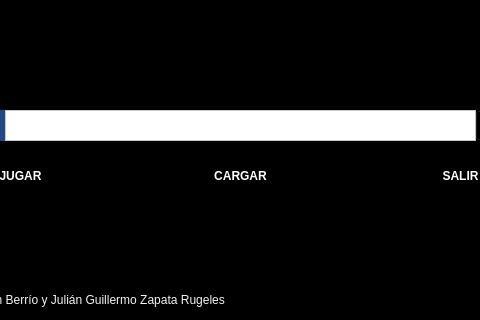
First picture: the form in proyectoInformatica/cliente.ui, repository Julian-guillermo-zapata-rugeles/proyectoInformatica, before the edit; both pictures show x 255 to 735 and y 280 to 600 of the 1000 by 600 pixel window.
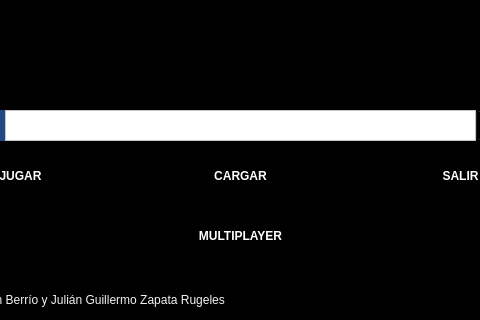
Second picture: the form after the edit. Icons and pictures are not drawn.

```diff
--- a/proyectoInformatica/cliente.ui
+++ b/proyectoInformatica/cliente.ui
@@ -175,6 +175,25 @@
     <string>NOMBRE</string>
    </property>
   </widget>
+  <widget class="QPushButton" name="multiplayer">
+   <property name="geometry">
+    <rect>
+     <x>410</x>
+     <y>490</y>
+     <width>171</width>
+     <height>51</height>
+    </rect>
+   </property>
+   <property name="styleSheet">
+    <string notr="true">background-color: rgb(0, 0, 0,180);
+border-radius:15px;
+color:white;
+font:bold;</string>
+   </property>
+   <property name="text">
+    <string>MULTIPLAYER</string>
+   </property>
+  </widget>
   <zorder>label_2</zorder>
   <zorder>pushButton</zorder>
   <zorder>pushButton_2</zorder>
@@ -184,6 +203,7 @@
   <zorder>info_name</zorder>
   <zorder>info_send</zorder>
   <zorder>info_text</zorder>
+  <zorder>multiplayer</zorder>
  </widget>
  <resources/>
  <connections/>
```
